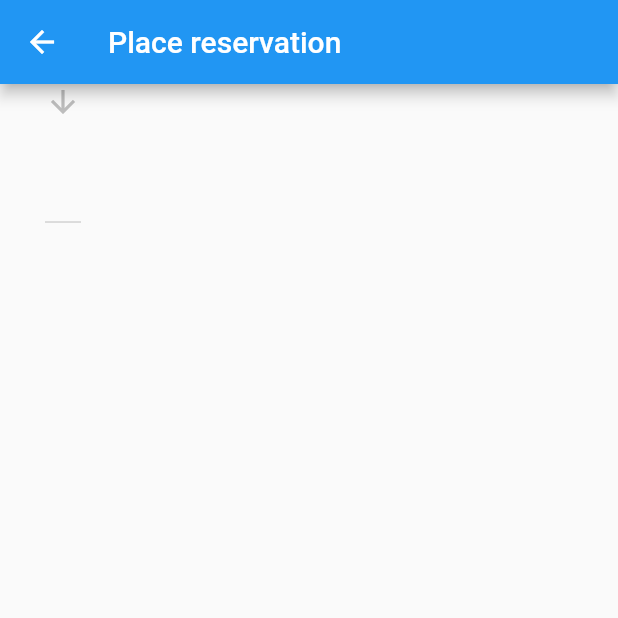
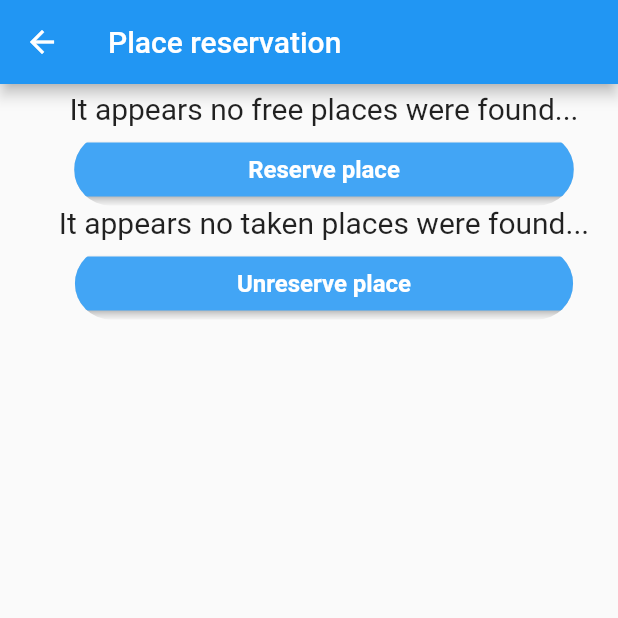
Before and after one commit to TrChik/parkingapp, a Flutter app: the ReserveRoute screen opened directly, on a phone screen of 412 x 824 dp, the top half of it. Run offline on Flutter 3.47's test engine with Material 2 defaults, Android fonts, the phone set to English and light mode, and no system bars; our stand-ins replace sqflite; accounts and stored records are empty.

Commit message:
final demo

```diff
--- a/lib/main.dart
+++ b/lib/main.dart
@@ -212,7 +212,7 @@ class ViewRoute extends StatelessWidget {
                   itemBuilder: (BuildContext context, int index){
                     Client item = snapshot.data[index];
                     return ListTile(
-                      title: Text(item.id.toString())
+                      title: Text(item.id.toString(), style: TextStyle(fontSize: 15))
                     );
                   },
                 );
@@ -268,19 +268,8 @@ class ReserveRoute extends StatelessWidget {
       ),
       body: Column (
         children: <Widget>[
-          FutureBuilder<List<Client>>(
-            future: DBProvider.db.getAllClients(),
-            builder: (BuildContext context, AsyncSnapshot<List<Client>> snapshot){
-              return Column(
-                children: <Widget>[
            Container(
-                    height: 100,
-                    padding: EdgeInsets.only(left: 30),
-                    child: FreeDropDownList()
-                  )
-                ],
-              );
-            }
+              child: FreeDropDownList(),
             )
         ],
       )
@@ -298,21 +287,31 @@ class FreeDropDownList extends StatefulWidget {
 
 class _FreeDropDownList extends State<FreeDropDownList> {
   int dropdownValue = 1;
+  int unresDropdownValue = 1;
+  bool resExist = false;
+  bool unresExist = false;
 
   @override
   Widget build(BuildContext context){
-    return FutureBuilder<List<Client>>(
-      future: DBProvider.db.getNotFreeClients(),
+    return Container(
+      padding: EdgeInsets.only(left: 20, top: 5),
+      child: Column(
+        children: <Widget>[
+          FutureBuilder<List<Client>>(
+            future: DBProvider.db.getFreeClients(),
             builder: (BuildContext context, AsyncSnapshot<List<Client>> snapshot){
-        if(!snapshot.hasData){
+              if(!snapshot.hasData || snapshot.data.length == 0){
+                resExist = false;
                 return Center(
-            child: Text('It appears no free places were found...')
+                  child: Text('It appears no free places were found...', style: TextStyle(fontSize: 20))
                 );
               }
-        List<int> valueList;
+              resExist = true;
+              List<int> valueList = [];
               for(Client client in snapshot.data){
                 valueList.add(client.id);
               }
+              if(!valueList.contains(dropdownValue)) dropdownValue = valueList[0];
               return DropdownButton<int>(
 
                 value: dropdownValue,
@@ -325,10 +324,115 @@ class _FreeDropDownList extends State<FreeDropDownList> {
                     dropdownValue = newValue;
                   });
                 },
-          items: []
+                items: valueList.map<DropdownMenuItem<int>>((int value) {
+                  return DropdownMenuItem<int>(
+                    value: value,
+                    child: Text('$value', style: TextStyle(fontSize: 20)),
+                  );
+                }).toList(),
               );
             }
+          ),
+          const SizedBox(height: 5),
+          ClipRRect(
+                borderRadius: BorderRadius.all(Radius.circular(30)),
+                child: RaisedButton(
+                  onPressed: () {
+                    if(resExist){
+                      DBProvider.db.changeStatus(dropdownValue, false);
+                      showDialog(
+                        context: context,
+                        barrierDismissible: false,
+                        builder: (BuildContext context){
+                          return AlertDialog(
+                            title: Text('Success!', style: TextStyle(fontSize: 16)),
+                            content: Text('Operation succesful!'),
+                            actions: <Widget>[
+                              FlatButton(child: Text('OK'), onPressed: (){ Navigator.of(context).pop(); })
+                            ],
                           );
+                        },
+                      );
+                      setState(() {});
+                    }
+                  },
+                  color: Colors.blue[400],
+                  child: Container(
+                    padding: EdgeInsets.only(left: 100, right: 100),
+                    child: Text('Reserve place',
+                        style: TextStyle(color: Colors.white, fontWeight: FontWeight.bold, fontSize: 16))
+                  )
+                )
+              ),
+          FutureBuilder<List<Client>>(
+            future: DBProvider.db.getNotFreeClients(),
+            builder: (BuildContext context, AsyncSnapshot<List<Client>> snapshot){
+              if(!snapshot.hasData || snapshot.data.length == 0){
+                unresExist = false;
+                return Center(
+                  child: Text('It appears no taken places were found...', style: TextStyle(fontSize: 20))
+                );
+              }
+              unresExist = true;
 
+              List<int> valueList = [];
+              for(Client client in snapshot.data){
+                valueList.add(client.id);
+              }
+              if(!valueList.contains(unresDropdownValue)) unresDropdownValue = valueList[0];
+              return DropdownButton<int>(
+
+                value: unresDropdownValue,
+                icon: Icon(Icons.arrow_downward),
+                iconSize: 24,
+                elevation: 16,
+                style: TextStyle(color: Colors.deepPurple),
+                onChanged: (int newValue) {
+                  setState(() {
+                    unresDropdownValue = newValue;
+                  });
+                },
+                items: valueList.map<DropdownMenuItem<int>>((int value) {
+                  return DropdownMenuItem<int>(
+                    value: value,
+                    child: Text('$value', style: TextStyle(fontSize: 20)),
+                  );
+                }).toList(),
+              );
+            }
+          ),
+          const SizedBox(height: 5),
+          ClipRRect(
+                borderRadius: BorderRadius.all(Radius.circular(30)),
+                child: RaisedButton(
+                  onPressed: () {
+                    if(unresExist){
+                      DBProvider.db.changeStatus(unresDropdownValue, true);
+                      showDialog(
+                        context: context,
+                        barrierDismissible: false,
+                        builder: (BuildContext context){
+                          return AlertDialog(
+                            title: Text('Success!', style: TextStyle(fontSize: 16)),
+                            content: Text('Operation succesful!'),
+                            actions: <Widget>[
+                              FlatButton(child: Text('OK'), onPressed: (){ Navigator.of(context).pop(); })
+                            ],
+                          );
+                        },
+                      );
+                      setState(() {});
+                    }
+                  },
+                  color: Colors.blue[400],
+                  child: Container(
+                    padding: EdgeInsets.only(left: 92, right: 92),
+                    child: Text('Unreserve place',
+                        style: TextStyle(color: Colors.white, fontWeight: FontWeight.bold, fontSize: 16))
+                  )
+                )
+              ),
+        ])
+    );
   }
 }
```
Also changed, not shown: lib/data.dart (+5 -5 lines). Lines whose indentation alone changed are shown as unchanged.
